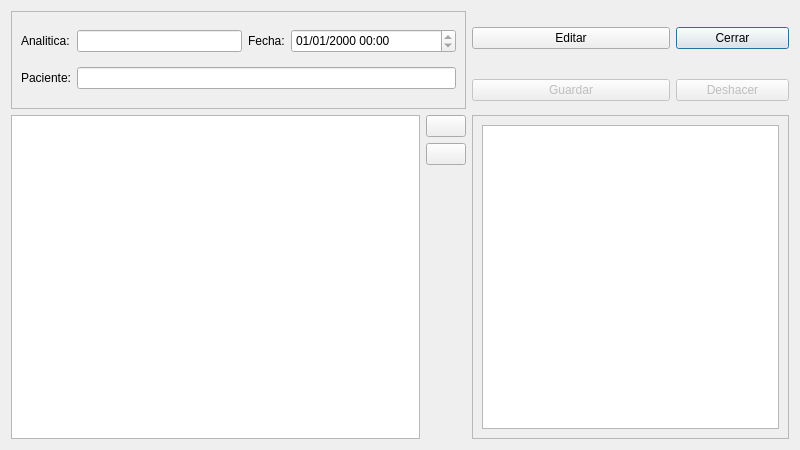
Old version of the form frmveranalitica.ui in the repository arcnexus/RedFoX.
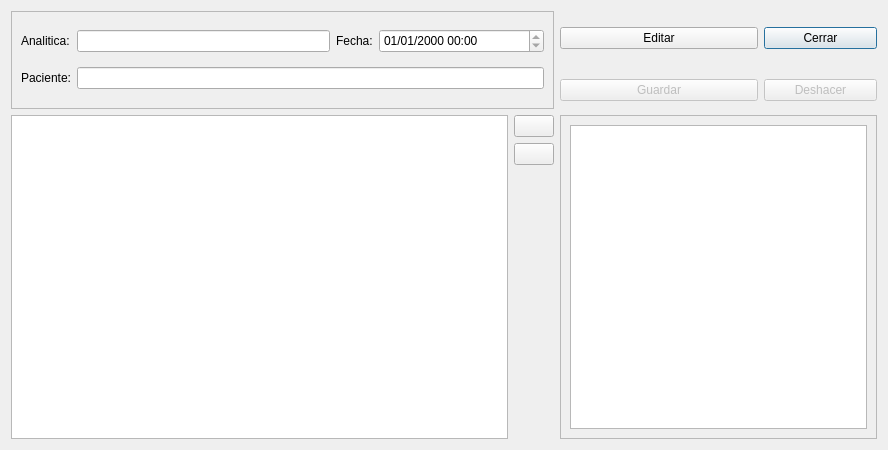
New version of the form. Icons and pictures are not drawn.

What changed in the file:
```diff
--- a/frmveranalitica.ui
+++ b/frmveranalitica.ui
@@ -9,7 +9,7 @@
    <rect>
     <x>0</x>
     <y>0</y>
-    <width>800</width>
+    <width>888</width>
     <height>450</height>
    </rect>
   </property>
```
